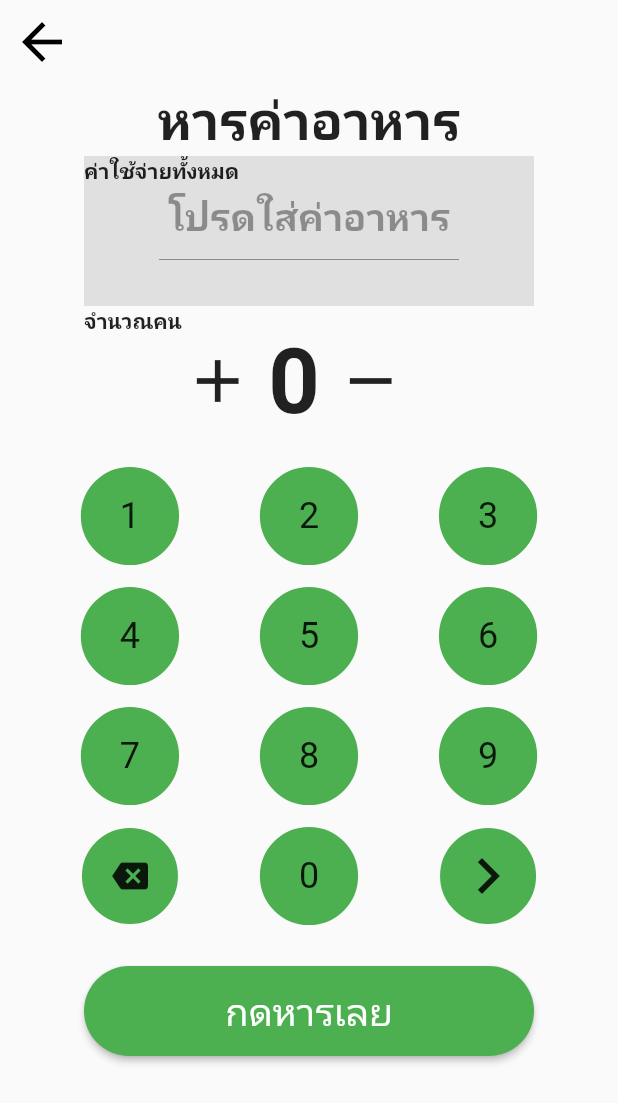
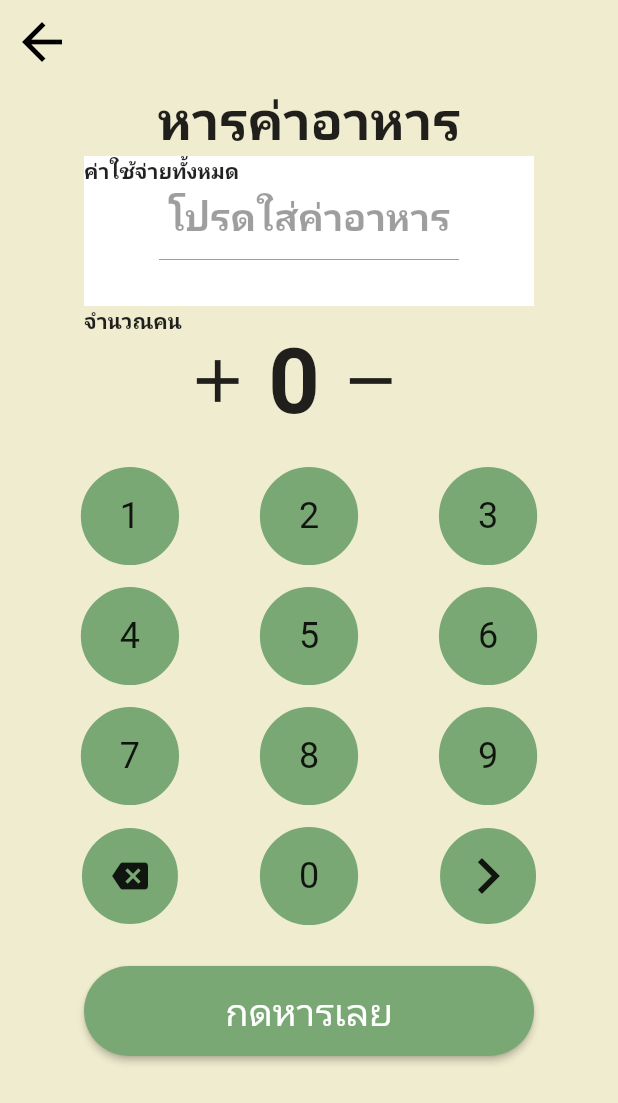
Before and after one commit to sunpuk745/Mobile-app-project, a Flutter app: the Calculator screen opened by its route, on a phone screen of 412 x 824 dp. Shown: the top 1103 px of the screen. Run offline on Flutter 3.47's test engine with Material 2 defaults, Android fonts, the phone set to English and light mode, and no system bars; our stand-ins replace flutter_fortune_wheel, google_fonts; missing offline and left inert: scratcher; Roboto replaces fonts that are missing (Prompt).

Commit message:
theme change

```diff
--- a/lib/app_screen/calculator_page.dart
+++ b/lib/app_screen/calculator_page.dart
@@ -16,6 +16,11 @@ class _Calculator extends State<Calculator> {
   int _total_cost = 0;
   int _divided_cost = 0;
   final List<TextEditingController> _controllers = [];
+
+  Color background_color = Color(0xffF0ECCF);
+
+  Color button2_color = Colors.black45;
+  Color button1_color = Color(0xff7AA874);
 
   void _initializeControllers() {
     _controllers.clear();
@@ -84,7 +89,7 @@ class _Calculator extends State<Calculator> {
                 TextField(
                   controller: _controllers[i],
                   decoration: InputDecoration(
-                      labelText: 'คนที่ ${i + 1}',
+                      labelText: 'ชื่อคนที่ ${i + 1}',
                       labelStyle: GoogleFonts.prompt(color: Colors.black)),
                 ),
             ],
@@ -114,6 +119,9 @@ class _Calculator extends State<Calculator> {
                       divided_cost: _divided_cost,
                       people_names: inputValues)));
             },
+            style: ElevatedButton.styleFrom(
+              backgroundColor: button1_color,
+            ),
             child: Text(
               'ยืนยัน',
               style: GoogleFonts.prompt(
@@ -129,6 +137,7 @@ class _Calculator extends State<Calculator> {
   @override
   Widget build(BuildContext context) {
     return Scaffold(
+      backgroundColor: background_color,
         appBar: AppBar(
           backgroundColor: Colors.transparent,
           elevation: 0,
@@ -150,7 +159,7 @@ class _Calculator extends State<Calculator> {
               Container(
                 width: 300,
                 height: 100,
-                color: Colors.grey[300],
+                color: Colors.white,
                 child: Column(
                   children: [
                     Align(
@@ -236,22 +245,22 @@ class _Calculator extends State<Calculator> {
                       NumpadBtn(
                           handlePress: _handlePress,
                           text: '1',
-                          backgroundColor: Colors.green,
-                          borderColor: Colors.green,
+                          backgroundColor: button1_color,
+                          borderColor: button1_color,
                           borderWidth: 10,
                           fontSize: 24),
                       NumpadBtn(
                           handlePress: _handlePress,
                           text: '2',
-                          backgroundColor: Colors.green,
-                          borderColor: Colors.green,
+                          backgroundColor: button1_color,
+                          borderColor: button1_color,
                           borderWidth: 10,
                           fontSize: 24),
                       NumpadBtn(
                           handlePress: _handlePress,
                           text: '3',
-                          backgroundColor: Colors.green,
-                          borderColor: Colors.green,
+                          backgroundColor: button1_color,
+                          borderColor: button1_color,
                           borderWidth: 10,
                           fontSize: 24),
                     ],
@@ -262,22 +271,22 @@ class _Calculator extends State<Calculator> {
                       NumpadBtn(
                           handlePress: _handlePress,
                           text: '4',
-                          backgroundColor: Colors.green,
-                          borderColor: Colors.green,
+                          backgroundColor: button1_color,
+                          borderColor: button1_color,
                           borderWidth: 10,
                           fontSize: 24),
                       NumpadBtn(
                           handlePress: _handlePress,
                           text: '5',
-                          backgroundColor: Colors.green,
-                          borderColor: Colors.green,
+                          backgroundColor: button1_color,
+                          borderColor: button1_color,
                           borderWidth: 10,
                           fontSize: 24),
                       NumpadBtn(
                           handlePress: _handlePress,
                           text: '6',
-                          backgroundColor: Colors.green,
-                          borderColor: Colors.green,
+                          backgroundColor: button1_color,
+                          borderColor: button1_color,
                           borderWidth: 10,
                           fontSize: 24),
                     ],
@@ -288,22 +297,22 @@ class _Calculator extends State<Calculator> {
                       NumpadBtn(
                           handlePress: _handlePress,
                           text: '7',
-                          backgroundColor: Colors.green,
-                          borderColor: Colors.green,
+                          backgroundColor: button1_color,
+                          borderColor: button1_color,
                           borderWidth: 10,
                           fontSize: 24),
                       NumpadBtn(
                           handlePress: _handlePress,
                           text: '8',
-                          backgroundColor: Colors.green,
-                          borderColor: Colors.green,
+                          backgroundColor: button1_color,
+                          borderColor: button1_color,
                           borderWidth: 10,
                           fontSize: 24),
                       NumpadBtn(
                           handlePress: _handlePress,
                           text: '9',
-                          backgroundColor: Colors.green,
-                          borderColor: Colors.green,
+                          backgroundColor: button1_color,
+                          borderColor: button1_color,
                           borderWidth: 10,
                           fontSize: 24),
                     ],
@@ -318,10 +327,10 @@ class _Calculator extends State<Calculator> {
                         child: Container(
                             padding: EdgeInsets.all(10),
                             decoration: BoxDecoration(
-                              color: Colors.green,
+                              color: button1_color,
                               shape: BoxShape.circle,
                               border:
-                                  Border.all(color: Colors.green, width: 10),
+                                  Border.all(color: button1_color, width: 10),
                             ),
                             child: Transform.scale(
                                 scale: 1, child: Icon(Icons.backspace))),
@@ -329,8 +338,8 @@ class _Calculator extends State<Calculator> {
                       NumpadBtn(
                           handlePress: _handlePress,
                           text: '0',
-                          backgroundColor: Colors.green,
-                          borderColor: Colors.green,
+                          backgroundColor: button1_color,
+                          borderColor: button1_color,
                           borderWidth: 10,
                           fontSize: 24),
                       GestureDetector(
@@ -340,10 +349,10 @@ class _Calculator extends State<Calculator> {
                         child: Container(
                             padding: EdgeInsets.all(10),
                             decoration: BoxDecoration(
-                              color: Colors.green,
+                              color: button1_color,
                               shape: BoxShape.circle,
                               border:
-                                  Border.all(color: Colors.green, width: 10),
+                                  Border.all(color: button1_color, width: 10),
                             ),
                             child: Transform.scale(
                                 scale: 2, child: Icon(Icons.chevron_right))),
@@ -364,7 +373,7 @@ class _Calculator extends State<Calculator> {
                   },
                   shape: new RoundedRectangleBorder(
                       borderRadius: new BorderRadius.circular(30.0)),
-                  color: Colors.green,
+                  color: button1_color,
                   child: Text(
                     'กดหารเลย',
                     style:
--- a/lib/app_screen/check_bill.dart
+++ b/lib/app_screen/check_bill.dart
@@ -23,12 +23,19 @@ class _CheckBill extends State<CheckBill> {
   final int total_cost;
   final int people_num;
   final List people_names;
+
+  Color background_color = Color(0xffF0ECCF);
+
+  Color button2_color = Colors.black45;
+  Color button1_color = Color(0xff7AA874);
+
   _CheckBill(
       this.total_cost, this.people_num, this.divided_cost, this.people_names);
 
   @override
   Widget build(BuildContext context) {
     return Scaffold(
+      backgroundColor: background_color,
         appBar: AppBar(
           backgroundColor: Colors.transparent,
           elevation: 0,
@@ -51,7 +58,7 @@ class _CheckBill extends State<CheckBill> {
                 Container(
                   width: 300,
                   height: 70,
-                  color: Colors.grey[300],
+                  color: Colors.white,
                   child: Row(
                     children: [
                       Align(
@@ -70,14 +77,14 @@ class _CheckBill extends State<CheckBill> {
                             readOnly: true,
                             enabled: false,
                             style: TextStyle(
-                                fontSize: 25, fontWeight: FontWeight.bold),
+                                fontSize: 25, fontWeight: FontWeight.bold,),
                             textAlign: TextAlign.center,
                             keyboardType: TextInputType.number,
                             decoration: InputDecoration(
                                 border: InputBorder.none,
                                 hintText: '$divided_cost',
                                 hintStyle: GoogleFonts.prompt(
-                                    fontWeight: FontWeight.bold, fontSize: 40)),
+                                    fontWeight: FontWeight.bold, fontSize: 40, color: button1_color)),
                           ),
                         ),
                       )
@@ -87,7 +94,7 @@ class _CheckBill extends State<CheckBill> {
                 Container(
                   width: 300,
                   height: 30,
-                  color: Colors.grey[300],
+                  color: Colors.white,
                   child: Align(
                     alignment: Alignment.centerRight,
                     child: Text('ค่าใช้จ่ายทั้งหมด $total_cost',
@@ -127,7 +134,7 @@ class _CheckBill extends State<CheckBill> {
                           itemBuilder: (context, index) {
                             return Container(
                                 decoration: BoxDecoration(
-                                    color: Colors.grey[300],
+                                    color: Colors.white,
                                     border:
                                         Border.all(color: Colors.grey[400]!),
                                     borderRadius: BorderRadius.circular(8)),
@@ -157,7 +164,7 @@ class _CheckBill extends State<CheckBill> {
                       shape: new RoundedRectangleBorder(
                           // ignore: unnecessary_new
                           borderRadius: new BorderRadius.circular(30.0)),
-                      color: Colors.green,
+                      color: button1_color,
                       child: Text(
                         'กลับไปหน้าหลัก',
                         style: GoogleFonts.prompt(
--- a/lib/app_screen/scratcher.dart
+++ b/lib/app_screen/scratcher.dart
@@ -36,7 +36,7 @@ class ScratcherScreen extends StatelessWidget {
 
                 return Scratcher(
                   accuracy: ScratchAccuracy.low,
-                  threshold: 25,
+                  threshold: 15,
                   brushSize: 50,
                   onThreshold: () {
                     setState(() {
@@ -45,7 +45,7 @@ class ScratcherScreen extends StatelessWidget {
                   },
                   image: Image.asset('images/1933833.png', width: 150, height: 150,),
                   child: AnimatedOpacity(
-                    duration: Duration(milliseconds: 100),
+                    duration: Duration(milliseconds: 250),
                     opacity: _opacity,
                     child: Container(
                       height: 300,
```
Also changed, not shown: pubspec.lock.
